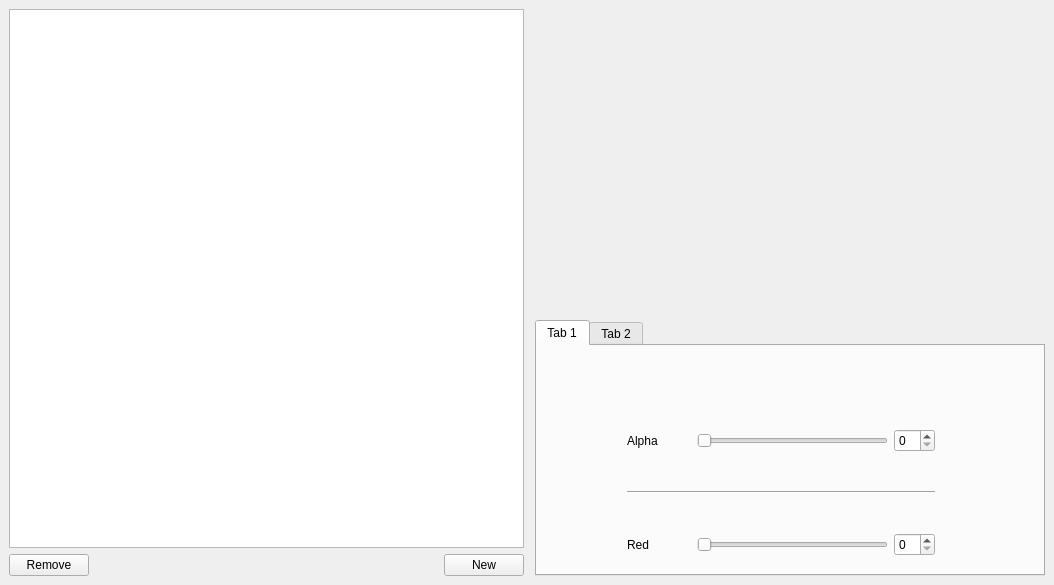
technic/e2designer, file src/ui/colorlistwindow.ui: the form before one commit.
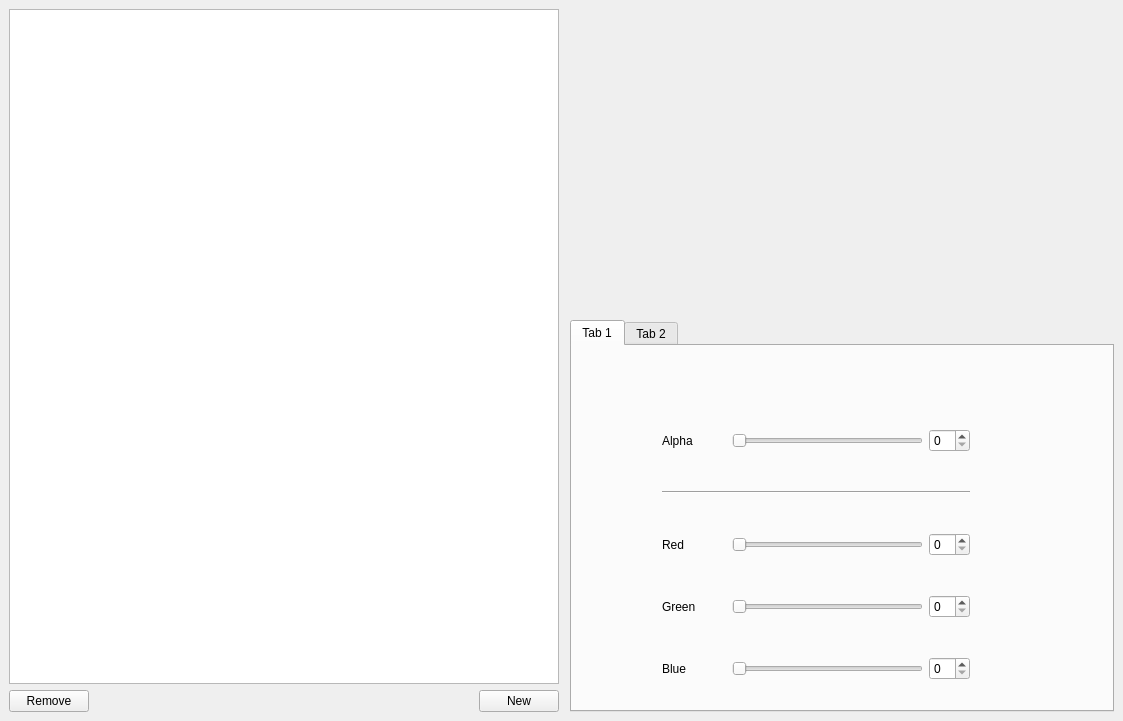
The form after the commit. Custom widgets are drawn as their Qt base class.

The edit to the form file:
```diff
--- a/src/ui/colorlistwindow.ui
+++ b/src/ui/colorlistwindow.ui
@@ -6,8 +6,8 @@
    <rect>
     <x>0</x>
     <y>0</y>
-    <width>1054</width>
-    <height>585</height>
+    <width>1123</width>
+    <height>721</height>
    </rect>
   </property>
   <widget class="QWidget" name="dockWidgetContents">
@@ -19,9 +19,15 @@
      <layout class="QVBoxLayout" name="verticalLayout">
       <item>
        <widget class="QTableView" name="tableView">
+        <property name="sizePolicy">
+         <sizepolicy hsizetype="Minimum" vsizetype="Expanding">
+          <horstretch>0</horstretch>
+          <verstretch>0</verstretch>
+         </sizepolicy>
+        </property>
         <property name="minimumSize">
          <size>
-          <width>400</width>
+          <width>150</width>
           <height>0</height>
          </size>
         </property>
```
Left out of the diff: 4 changed lines with no effect on the pictures.
